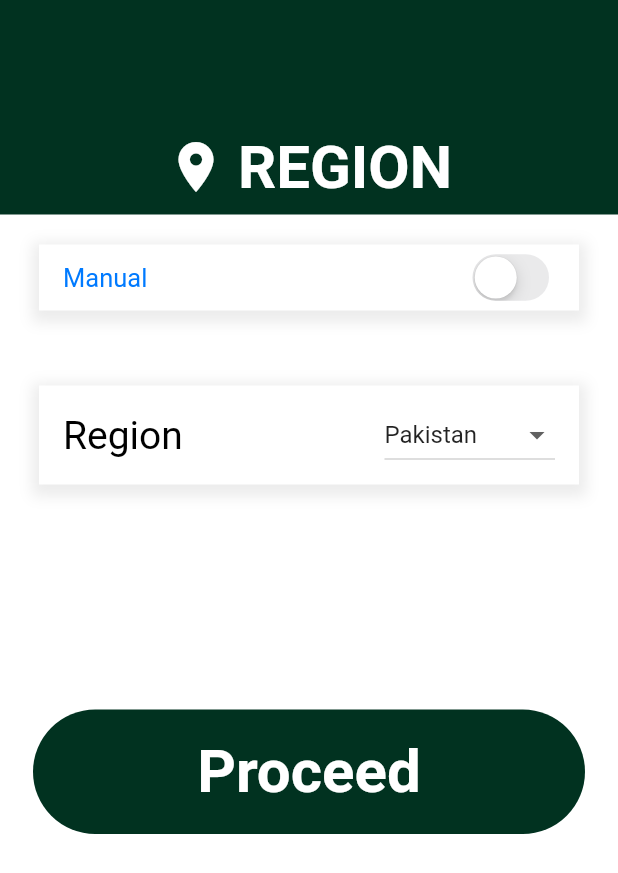
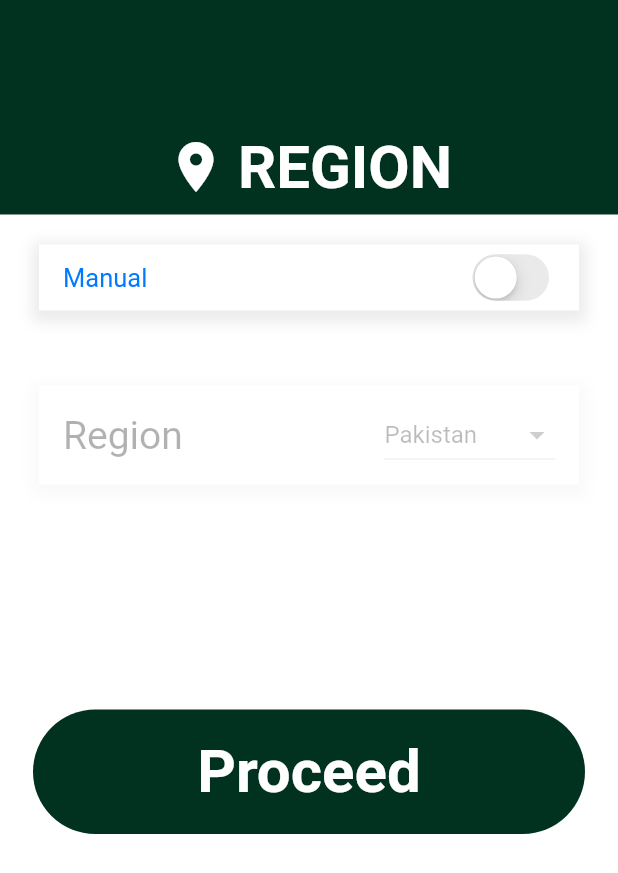
Before and after one commit to Halfbloodprince3109/Namaz_now_flutter, a Flutter app: the screen it shows after launch, on a phone screen of 412 x 824 dp. Shown: the top 873 px of the screen. Run offline on Flutter 3.47's test engine with Material 2 defaults, Android fonts, the light colour scheme and no system bars; our stand-ins replace get.

Commit message:
added blurring and non availabiliry effect on region selection container when manual selection is switched off

```diff
--- a/lib/Region_screen.dart
+++ b/lib/Region_screen.dart
@@ -94,7 +94,13 @@
           ),
           SizedBox(height: 50), // Add space here
 
-          Container(
+          IgnorePointer(
+            ignoring:
+                !isManualSelection, // Disable interaction when manual is off
+            child: Opacity(
+              opacity:
+                  isManualSelection ? 1.0 : 0.3, // Adjust the opacity as needed
+              child: Container(
                 width: 360,
                 height: 66,
                 decoration: BoxDecoration(
@@ -143,6 +149,8 @@
                   ],
                 ),
               ),
+            ),
+          ),
           SizedBox(height: 150), // Add significant space here
 
           GestureDetector(
```
Lines whose indentation alone changed are shown as unchanged.
